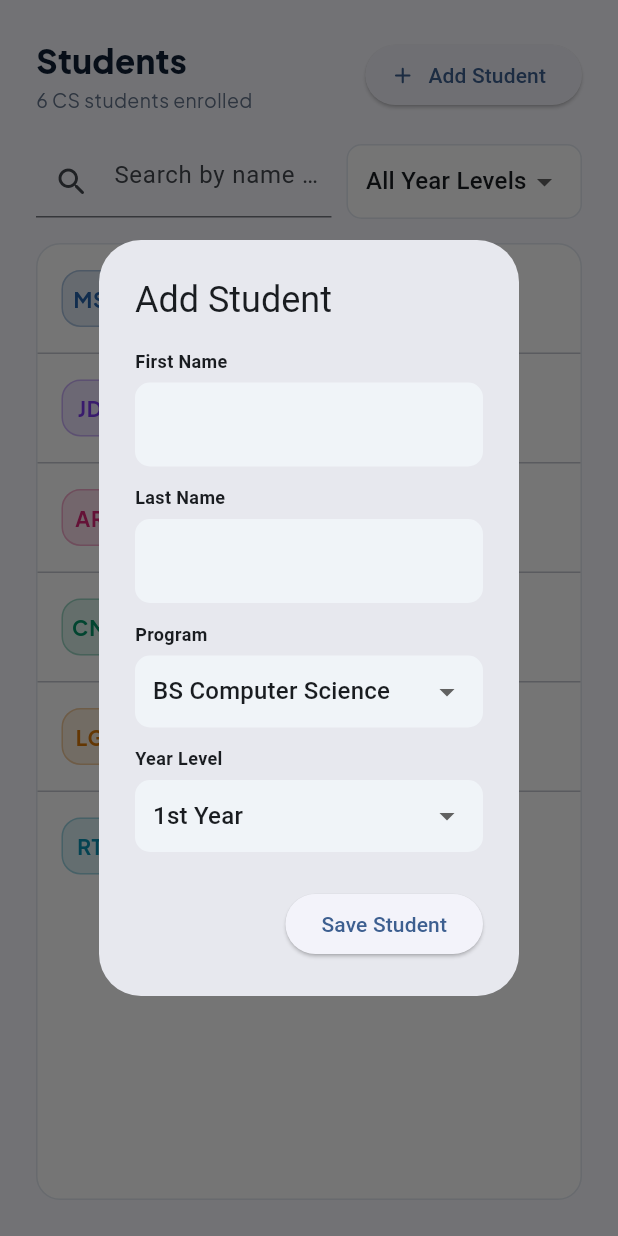
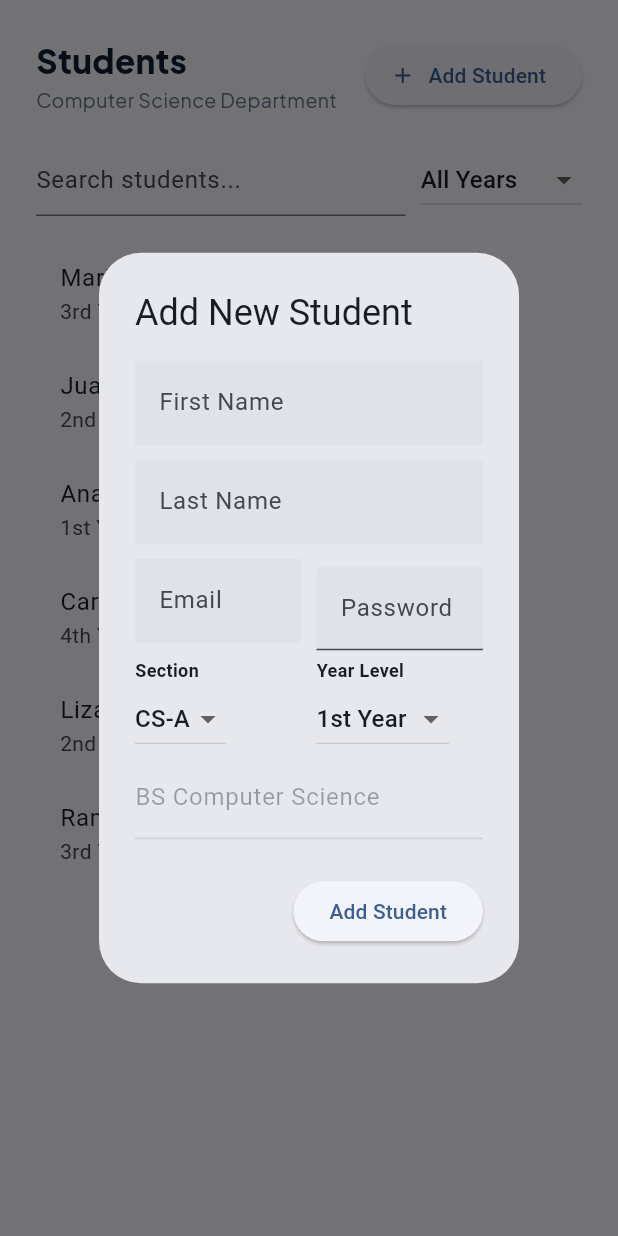
Before and after one commit to KeziahParpa/enrollment_system, a Flutter app: the StudentsScreen widget shown alone on an empty page, opened directly, after a tap on "Add Student", on a phone screen of 412 x 824 dp. Run offline on Flutter 3.47's test engine with Material 3 defaults, Android fonts, the phone set to English and light mode, and no system bars; our stand-ins replace fl_chart, google_fonts.

Commit message:
student screen updated

```diff
--- a/lib/screens/students_screen.dart
+++ b/lib/screens/students_screen.dart
@@ -1,9 +1,9 @@
+// lib/screens/students_screen.dart
 import 'package:flutter/material.dart';
 import 'package:google_fonts/google_fonts.dart';
 import '../theme/app_theme.dart';
 import '../utils/mock_data.dart';
 import '../models/student.dart';
-import '../widgets/avatar_widget.dart';
 import '../widgets/page_header.dart';
 
 class StudentsScreen extends StatefulWidget {
@@ -14,37 +14,31 @@ class StudentsScreen extends StatefulWidget {
 
 class _StudentsScreenState extends State<StudentsScreen> {
   String _search = '';
-  String? _filterYear; // Changed from Program to Year Level
-  List<Student> _students = [];
+  String? _filterYear; // Changed filter to Year Level
+  List<Student> _students = List.from(MockData.students);
 
   @override
-  void initState() {
-    super.initState();
-    _students = List.from(MockData.students);
-  }
-
-  List<Student> get _filtered => _students.where((s) {
-    final matchSearch =
-        _search.isEmpty ||
-        s.fullName.toLowerCase().contains(_search.toLowerCase()) ||
-        s.studentId.contains(_search);
+  Widget build(BuildContext context) {
+    final filtered = _students.where((s) {
+      final matchSearch = s.fullName.toLowerCase().contains(
+        _search.toLowerCase(),
+      );
       final matchYear = _filterYear == null || s.yearLevel == _filterYear;
       return matchSearch && matchYear;
     }).toList();
 
-  @override
-  Widget build(BuildContext context) {
     return Padding(
       padding: const EdgeInsets.all(24),
       child: Column(
         children: [
           PageHeader(
             title: 'Students',
-            subtitle: '${_students.length} CS students enrolled',
+            subtitle: 'Computer Science Department',
             actions: [
               ElevatedButton.icon(
-                onPressed: () => _showStudentForm(context, null),
-                icon: const Icon(Icons.add_rounded, size: 18),
+                onPressed: () =>
+                    _showStudentForm(context, null), // Multi-line form
+                icon: const Icon(Icons.add_rounded),
                 label: const Text('Add Student'),
               ),
             ],
@@ -52,7 +46,7 @@ class _StudentsScreenState extends State<StudentsScreen> {
           const SizedBox(height: 20),
           _buildFilters(),
           const SizedBox(height: 16),
-          Expanded(child: _buildStudentTable()),
+          Expanded(child: _buildStudentList(filtered)),
         ],
       ),
     );
@@ -64,19 +58,19 @@ class _StudentsScreenState extends State<StudentsScreen> {
         Expanded(
           child: TextField(
             onChanged: (v) => setState(() => _search = v),
-            decoration: const InputDecoration(
-              hintText: 'Search by name or ID...',
-              prefixIcon: Icon(Icons.search_rounded),
-            ),
+            decoration: const InputDecoration(hintText: 'Search students...'),
           ),
         ),
         const SizedBox(width: 10),
-        // Dropdown changed to Year Levels
-        _buildDropdown<String?>(
+        DropdownButton<String?>(
           value: _filterYear,
-          hint: 'Year Levels',
-          items: [null, '1st Year', '2nd Year', '3rd Year', '4th Year'],
-          label: (v) => v ?? 'All Year Levels',
+          hint: const Text('Year Levels'),
+          items: [null, '1st Year', '2nd Year', '3rd Year', '4th Year']
+              .map(
+                (y) =>
+                    DropdownMenuItem(value: y, child: Text(y ?? 'All Years')),
+              )
+              .toList(),
           onChanged: (v) => setState(() => _filterYear = v),
         ),
       ],
@@ -86,63 +80,87 @@ class _StudentsScreenState extends State<StudentsScreen> {
   void _showStudentForm(BuildContext context, Student? existing) {
     final firstCtrl = TextEditingController(text: existing?.firstName ?? '');
     final lastCtrl = TextEditingController(text: existing?.lastName ?? '');
+    final emailCtrl = TextEditingController(text: existing?.email ?? '');
+    final passCtrl = TextEditingController();
     String selectedYear = existing?.yearLevel ?? '1st Year';
+    String selectedSection = 'CS-A';
 
     showDialog(
       context: context,
       builder: (ctx) => StatefulBuilder(
         builder: (ctx, setDialogState) => AlertDialog(
-          title: Text(existing == null ? 'Add Student' : 'Edit Student'),
-          content: Column(
+          title: Text(existing == null ? 'Add New Student' : 'Edit Student'),
+          content: SingleChildScrollView(
+            child: Column(
               mainAxisSize: MainAxisSize.min,
               children: [
                 _formField('First Name', firstCtrl),
-              const SizedBox(height: 12),
                 _formField('Last Name', lastCtrl),
-              const SizedBox(height: 12),
-              // Fixed program choice
-              _formDropdown(
-                label: 'Program',
-                value: 'BS Computer Science',
-                items: ['BS Computer Science'],
-                onChanged: (v) {},
+                Row(
+                  children: [
+                    Expanded(child: _formField('Email', emailCtrl)),
+                    const SizedBox(width: 10),
+                    Expanded(
+                      child: TextField(
+                        controller: passCtrl,
+                        obscureText: true,
+                        decoration: const InputDecoration(
+                          labelText: 'Password',
+                          filled: true,
                         ),
-              const SizedBox(height: 12),
-              _formDropdown(
-                label: 'Year Level',
-                value: selectedYear,
-                items: ['1st Year', '2nd Year', '3rd Year', '4th Year'],
-                onChanged: (v) => setDialogState(() => selectedYear = v!),
+                      ),
                     ),
                   ],
+                ),
+                Row(
+                  children: [
+                    Expanded(
+                      child: _formDropdown(
+                        'Section',
+                        selectedSection,
+                        ['CS-A', 'CS-B'],
+                        (v) => setDialogState(() => selectedSection = v!),
+                      ),
+                    ),
+                    const SizedBox(width: 10),
+                    Expanded(
+                      child: _formDropdown(
+                        'Year Level',
+                        selectedYear,
+                        ['1st Year', '2nd Year', '3rd Year', '4th Year'],
+                        (v) => setDialogState(() => selectedYear = v!),
+                      ),
+                    ),
+                  ],
+                ),
+                // Locked Program Field
+                const TextField(
+                  enabled: false,
+                  decoration: InputDecoration(
+                    labelText: 'BS Computer Science',
+                    hintText: 'BS Computer Science',
+                  ),
+                ),
+              ],
+            ),
           ),
           actions: [
             ElevatedButton(
               onPressed: () {
                 final s = Student(
-                  id:
-                      existing?.id ??
-                      'uid_${DateTime.now().millisecondsSinceEpoch}',
-                  studentId: existing?.studentId ?? '2024-0000',
+                  id: 'uid_${DateTime.now().millisecondsSinceEpoch}',
+                  studentId: '2024-${_students.length + 1}',
                   firstName: firstCtrl.text,
                   lastName: lastCtrl.text,
-                  email:
-                      '${firstCtrl.text.toLowerCase()}.${lastCtrl.text.toLowerCase()}@students.isatu.edu.ph',
+                  email: emailCtrl.text,
                   phone: '',
                   program: 'BS Computer Science',
                   yearLevel: selectedYear,
                 );
-                setState(() {
-                  if (existing == null)
-                    _students.add(s);
-                  else {
-                    final i = _students.indexWhere((x) => x.id == existing.id);
-                    _students[i] = s;
-                  }
-                });
+                setState(() => _students.add(s));
                 Navigator.pop(ctx);
               },
-              child: const Text('Save Student'),
+              child: const Text('Add Student'),
             ),
           ],
         ),
@@ -150,109 +168,45 @@ class _StudentsScreenState extends State<StudentsScreen> {
     );
   }
 
-  // ... _buildDropdown, _buildStudentTable, _formField remain consistent with original students_screen.dart ...
-  Widget _buildDropdown<T>({
-    required T value,
-    required String hint,
-    required List<T> items,
-    required String Function(T) label,
-    required ValueChanged<T?> onChanged,
-  }) {
-    return Container(
-      padding: const EdgeInsets.symmetric(horizontal: 12),
-      decoration: BoxDecoration(
-        color: AppTheme.bgCard,
-        borderRadius: BorderRadius.circular(10),
-        border: Border.all(color: AppTheme.border),
-      ),
-      child: DropdownButtonHideUnderline(
-        child: DropdownButton<T>(
-          value: value,
-          items: items
-              .map((i) => DropdownMenuItem(value: i, child: Text(label(i))))
-              .toList(),
-          onChanged: onChanged,
+  Widget _formField(String label, TextEditingController ctrl) => Padding(
+    padding: const EdgeInsets.only(bottom: 10),
+    child: TextField(
+      controller: ctrl,
+      decoration: InputDecoration(
+        labelText: label,
+        filled: true,
+        border: InputBorder.none,
       ),
     ),
   );
-  }
 
-  Widget _formDropdown({
-    required String label,
-    required String value,
-    required List<String> items,
-    required ValueChanged<String?> onChanged,
-  }) {
-    return Column(
+  Widget _formDropdown(
+    String label,
+    String value,
+    List<String> items,
+    ValueChanged<String?> onChanged,
+  ) => Column(
     crossAxisAlignment: CrossAxisAlignment.start,
     children: [
       Text(
         label,
         style: const TextStyle(fontSize: 12, fontWeight: FontWeight.bold),
       ),
-        const SizedBox(height: 6),
-        Container(
-          padding: const EdgeInsets.symmetric(horizontal: 12),
-          decoration: BoxDecoration(
-            color: AppTheme.bgMain,
-            borderRadius: BorderRadius.circular(10),
-          ),
-          child: DropdownButtonHideUnderline(
-            child: DropdownButton<String>(
+      DropdownButton<String>(
         value: value,
-              isExpanded: true,
         items: items
             .map((i) => DropdownMenuItem(value: i, child: Text(i)))
             .toList(),
         onChanged: onChanged,
       ),
-          ),
-        ),
     ],
   );
-  }
 
-  Widget _formField(String label, TextEditingController ctrl) {
-    return Column(
-      crossAxisAlignment: CrossAxisAlignment.start,
-      children: [
-        Text(
-          label,
-          style: const TextStyle(fontSize: 12, fontWeight: FontWeight.bold),
-        ),
-        const SizedBox(height: 6),
-        TextField(
-          controller: ctrl,
-          decoration: InputDecoration(
-            filled: true,
-            fillColor: AppTheme.bgMain,
-            border: OutlineInputBorder(
-              borderRadius: BorderRadius.circular(10),
-              borderSide: BorderSide.none,
-            ),
-          ),
-        ),
-      ],
-    );
-  }
-
-  Widget _buildStudentTable() {
-    final filtered = _filtered;
-    return Container(
-      decoration: BoxDecoration(
-        color: AppTheme.bgCard,
-        borderRadius: BorderRadius.circular(16),
-        border: Border.all(color: AppTheme.border),
-      ),
-      child: ListView.separated(
-        itemCount: filtered.length,
-        separatorBuilder: (_, __) => const Divider(height: 1),
+  Widget _buildStudentList(List<Student> list) => ListView.builder(
+    itemCount: list.length,
     itemBuilder: (ctx, i) => ListTile(
-          leading: AvatarWidget(initials: filtered[i].initials, colorIndex: i),
-          title: Text(filtered[i].fullName),
-          subtitle: Text(filtered[i].yearLevel),
-        ),
+      title: Text(list[i].fullName),
+      subtitle: Text(list[i].yearLevel),
     ),
   );
 }
-}
```
Lines whose indentation alone changed are shown as unchanged.
